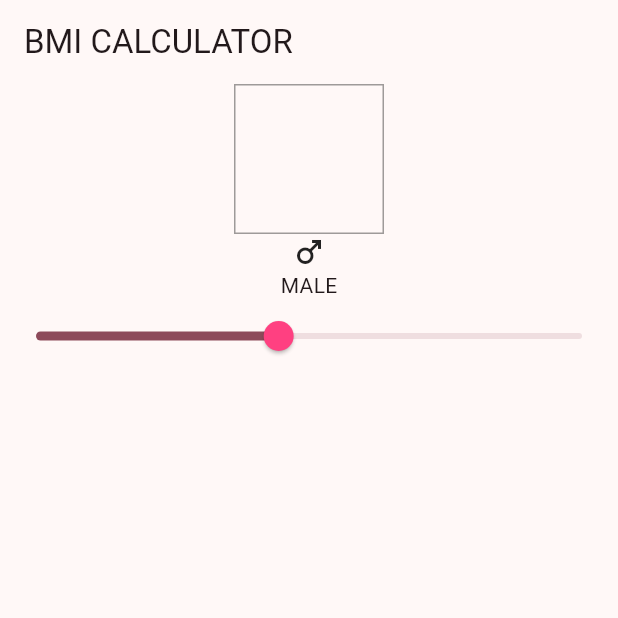
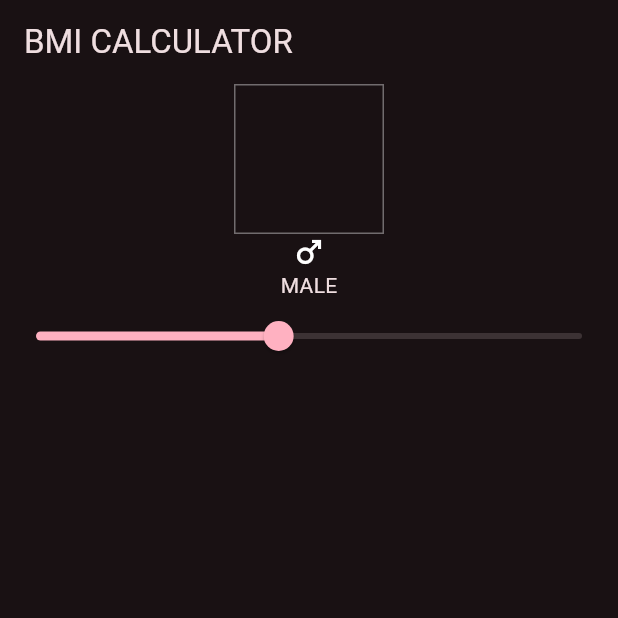
Before and after one commit to hippieperm/flutter_bmi_app, a Flutter app: the screen it shows after launch, on a phone screen of 412 x 824 dp, the top half of it. Run offline on Flutter 3.47's test engine with Material 3 defaults, Android fonts, the phone set to English and light mode, and no system bars.

Commit message:
테마 모드 변경: 다크 테마 활성화 및 슬라이더 테마 속성 추가

```diff
--- a/lib/main.dart
+++ b/lib/main.dart
@@ -12,8 +12,8 @@ class MyApp extends StatelessWidget {
   @override
   Widget build(BuildContext context) {
     return MaterialApp(
-      themeMode: ThemeMode.light,
-      // themeMode: ThemeMode.dark,
+      // themeMode: ThemeMode.light,
+      themeMode: ThemeMode.dark,
       theme: ThemeData(
           colorScheme: ColorScheme.fromSeed(
             seedColor: Colors.pinkAccent,
@@ -22,6 +22,9 @@ class MyApp extends StatelessWidget {
           dividerColor: Colors.black38,
           sliderTheme: SliderThemeData(
             thumbColor: Colors.pinkAccent,
+            activeTrackColor: Colors.black38,
+            inactiveTrackColor: Colors.black38,
+            trackHeight: 1,
           )),
       darkTheme: ThemeData(
         colorScheme: ColorScheme.fromSeed(
```
